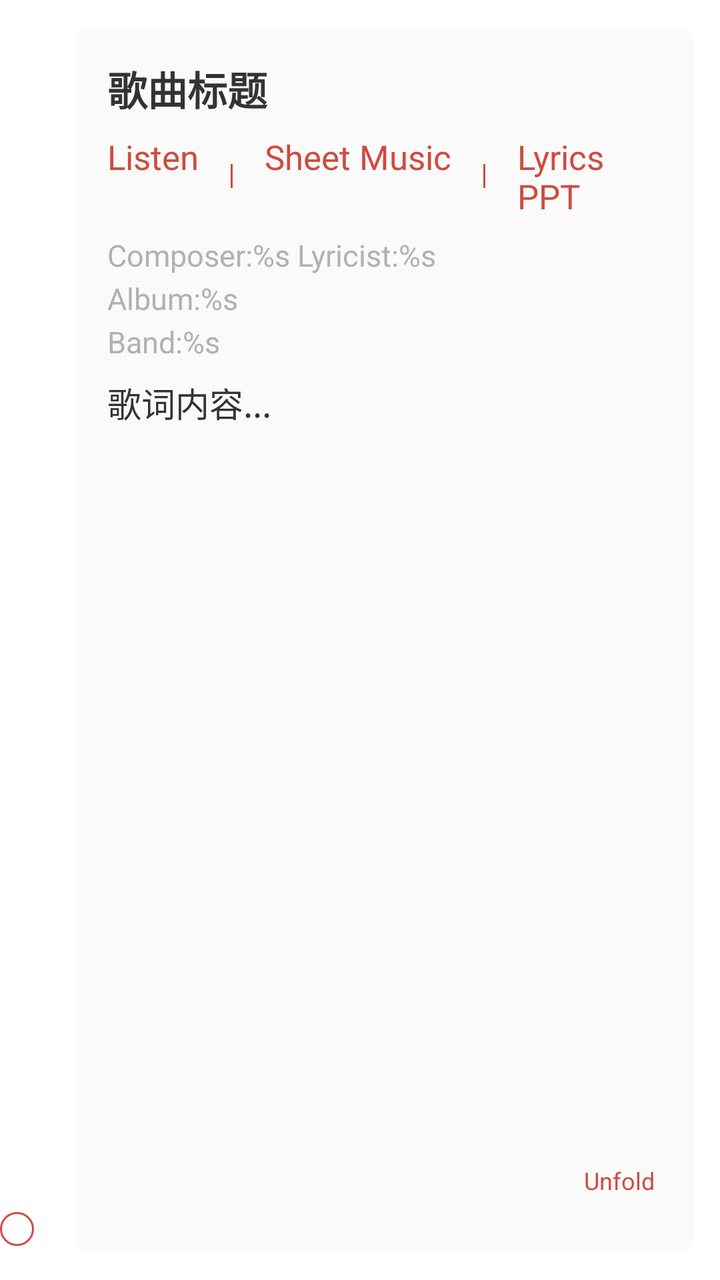
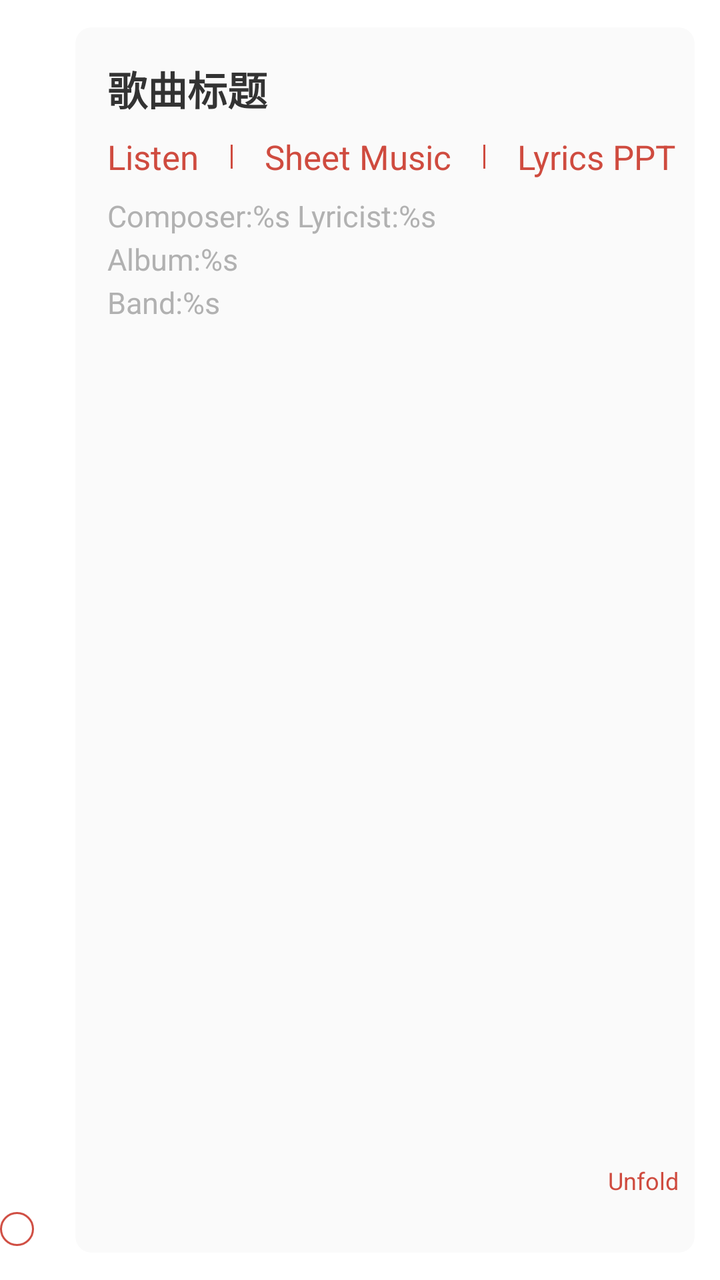

Two renders of the same Android screen: before a commit and after it. Below are the layout's source before the change and the commit's diff.
<!-- AndroidManifest.xml: application theme GGTheme -->
<!-- res/layout/item_song_card.xml -->
<?xml version="1.0" encoding="utf-8"?>
<LinearLayout xmlns:android="http://schemas.android.com/apk/res/android"
    xmlns:app="http://schemas.android.com/apk/res-auto"
    android:id="@+id/ai_song_container"
    android:layout_width="match_parent"
    android:layout_height="wrap_content"
    android:orientation="horizontal">

    <CheckBox
        android:id="@+id/cb_ai_song"
        android:layout_width="wrap_content"
        android:layout_height="wrap_content"
        android:layout_gravity="bottom"
        android:layout_marginEnd="8dp"
        android:layout_marginBottom="8dp"
        android:button="@drawable/custom_checkbox" />


    <androidx.cardview.widget.CardView
        android:layout_width="match_parent"
        android:layout_height="wrap_content"
        android:layout_margin="8dp"
        app:cardBackgroundColor="#FAFAFA"
        app:cardCornerRadius="8dp"
        app:cardElevation="0dp"
        app:cardUseCompatPadding="true">

        <LinearLayout
            android:layout_width="match_parent"
            android:layout_height="wrap_content"
            android:orientation="vertical"
            android:padding="16dp">

            
            <TextView
                android:id="@+id/tvSongTitle"
                android:layout_width="match_parent"
                android:layout_height="wrap_content"
                android:paddingBottom="8dp"
                android:text="歌曲标题"
                android:textColor="#333333"
                android:textSize="20sp"
                android:textStyle="bold" />

            
            <LinearLayout
                android:layout_width="match_parent"
                android:layout_height="wrap_content"
                android:orientation="horizontal"
                android:paddingBottom="8dp">

                <TextView
                    android:id="@+id/tvListenLink"
                    android:layout_width="wrap_content"
                    android:layout_height="wrap_content"
                    android:background="?attr/selectableItemBackground"
                    android:clickable="true"
                    android:focusable="true"
                    android:paddingEnd="16dp"
                    android:text="@string/listen"
                    android:textColor="@color/item_text_menu"
                    android:textSize="17sp" />

                <View
                    android:id="@+id/vDivider1"
                    android:layout_width="1dp"
                    android:layout_height="12dp"
                    android:layout_gravity="center_vertical"
                    android:layout_marginEnd="16dp"
                    android:background="@color/item_text_menu" />

                <TextView
                    android:id="@+id/tvSheetMusicLink"
                    android:layout_width="wrap_content"
                    android:layout_height="wrap_content"
                    android:background="?attr/selectableItemBackground"
                    android:clickable="true"
                    android:focusable="true"
                    android:paddingEnd="16dp"
                    android:text="@string/sheet_music"
                    android:textColor="@color/item_text_menu"
                    android:textSize="17sp" />

                <View
                    android:id="@+id/vDivider2"
                    android:layout_width="1dp"
                    android:layout_height="12dp"
                    android:layout_gravity="center_vertical"
                    android:layout_marginEnd="16dp"
                    android:background="@color/item_text_menu" />

                <TextView
                    android:id="@+id/tvPPTLink"
                    android:layout_width="wrap_content"
                    android:layout_height="wrap_content"
                    android:background="?attr/selectableItemBackground"
                    android:clickable="true"
                    android:focusable="true"
                    android:text="@string/lyrics_ppt"
                    android:textColor="@color/item_text_menu"
                    android:textSize="17sp" />
            </LinearLayout>

            
            <TextView
                android:id="@+id/tvAlbum"
                android:layout_width="match_parent"
                android:layout_height="wrap_content"
                android:lineSpacingExtra="4dp"
                android:paddingBottom="8dp"
                android:text="@string/album"
                android:textColor="@color/text_gray"
                android:textSize="15sp" />

            
            <RelativeLayout
                android:layout_width="match_parent"
                android:layout_height="wrap_content"
                android:paddingBottom="8dp">

                <TextView
                    android:id="@+id/tvLyrics"
                    android:layout_width="match_parent"
                    android:layout_height="wrap_content"
                    android:cursorVisible="false"
                    android:ellipsize="end"
                    android:focusable="true"
                    android:focusableInTouchMode="true"
                    android:longClickable="true"
                    android:maxLines="7"
                    android:text="歌词内容..."
                    android:textColor="#333333"
                    android:textIsSelectable="true"
                    android:textSize="17sp" />

                <TextView
                    android:id="@+id/tvExpandLyrics"
                    android:layout_width="wrap_content"
                    android:layout_height="wrap_content"
                    android:layout_alignParentEnd="true"
                    android:layout_alignParentBottom="true"
                    android:background="?attr/selectableItemBackground"
                    android:clickable="true"
                    android:focusable="true"
                    android:padding="4dp"
                    android:text="@string/unfold"
                    android:textColor="@color/item_text_menu"
                    android:textSize="12sp" />
            </RelativeLayout>

            
            <TextView
                android:id="@+id/tvCopyright"
                android:layout_width="match_parent"
                android:layout_height="wrap_content"
                android:text="版权信息"
                android:textColor="@color/text_gray"
                android:textSize="17sp"
                android:textStyle="italic" />

        </LinearLayout>
    </androidx.cardview.widget.CardView>
</LinearLayout>
<!-- resources referenced by this layout -->
<resources>
  <color name="item_text_menu">#CF4B3F</color>
  <color name="text_gray">#B1B1B1</color>
  <!-- drawable custom_checkbox (drawable) -->
  <?xml version="1.0" encoding="utf-8"?>
  <selector xmlns:android="http://schemas.android.com/apk/res/android">
      
      <item android:drawable="@mipmap/ic_checkbox_unchecked"
          android:state_checked="false"/>
  
      
      <item android:drawable="@mipmap/ic_checkbox_checked"
          android:state_checked="true"/>
  
      
      <item android:drawable="@mipmap/ic_checkbox_disabled"
          android:state_enabled="false"/>
  
      
      <item android:drawable="@mipmap/ic_checkbox_checked"
          android:state_pressed="true"/>
  </selector>
  <string name="album">Composer:%s Lyricist:%s\nAlbum:%s\nBand:%s</string>
  <string name="listen">Listen</string>
  <string name="lyrics_ppt">Lyrics PPT</string>
  <string name="sheet_music">Sheet Music</string>
  <string name="unfold">Unfold</string>
  <style name="GGTheme" parent="Theme.MaterialComponents.Light.Bridge">
          <item name="android:windowIsTranslucent">true</item>
  
          
  
          
          <item name="android:windowFullscreen">false</item>
          <item name="windowActionBar">false</item>
          <item name="android:windowActionBar">false</item>
          <item name="windowNoTitle">true</item>
          <item name="android:windowNoTitle">true</item>
          
          <item name="android:windowBackground">@color/white</item>
          
          <item name="android:navigationBarColor">@color/white</item>
          
          <item name="android:statusBarColor">@color/white</item>
  
  
  
  
  
          <item name="colorPrimary">@color/white</item>
          <item name="colorPrimaryDark">#2D8659</item>
  
          <item name="colorAccent">#339966</item>
          <item name="colorControlNormal">@color/text_primary</item>
  
          <item name="outcomingDefaultBubbleColor">#2D8659</item>
          <item name="outcomingDefaultBubblePressedColor">#2D8659</item>
  
  
  
  
      </style>
  <color name="white">#FFFFFFFF</color>
  <color name="text_primary">@android:color/black</color>
</resources>

<!-- the commit's change to res/layout/item_song_card.xml (unified diff, before → after) -->
@@ -29,7 +29,10 @@
             android:layout_width="match_parent"
             android:layout_height="wrap_content"
             android:orientation="vertical"
-            android:padding="16dp">
+            android:paddingLeft="16dp"
+            android:paddingTop="16dp"
+            android:paddingBottom="16dp"
+            android:paddingRight="4dp">
 
             
             <TextView
@@ -128,7 +131,7 @@
                     android:focusableInTouchMode="true"
                     android:longClickable="true"
                     android:maxLines="7"
-                    android:text="歌词内容..."
+                    android:layout_marginRight="32dp"
                     android:textColor="#333333"
                     android:textIsSelectable="true"
                     android:textSize="17sp" />
